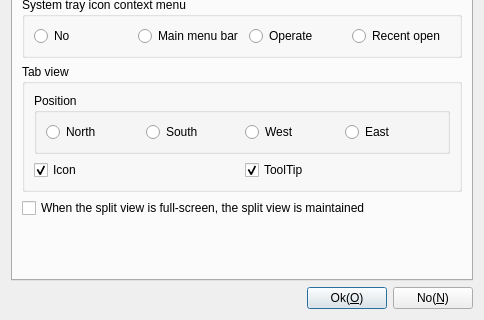
Old version of the form App/Client/ParameterDlgSettings.ui in the repository KangLin/RabbitRemoteControl; both pictures show x 0 to 484 and y 153 to 473 of the 484 by 473 pixel window.
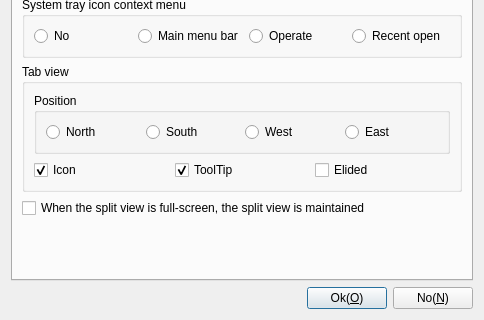
New version of the form. The open tabs and pages were chosen to show the change. Icons and pictures are not drawn.

Commit message: App: add tab elided mode

Patch:
```diff
--- a/App/Client/ParameterDlgSettings.ui
+++ b/App/Client/ParameterDlgSettings.ui
@@ -262,6 +262,13 @@
               </property>
              </widget>
             </item>
+            <item>
+             <widget class="QCheckBox" name="cbElided">
+              <property name="text">
+               <string>Elided</string>
+              </property>
+             </widget>
+            </item>
            </layout>
           </item>
          </layout>
```
The commit also changes 4 other files.
